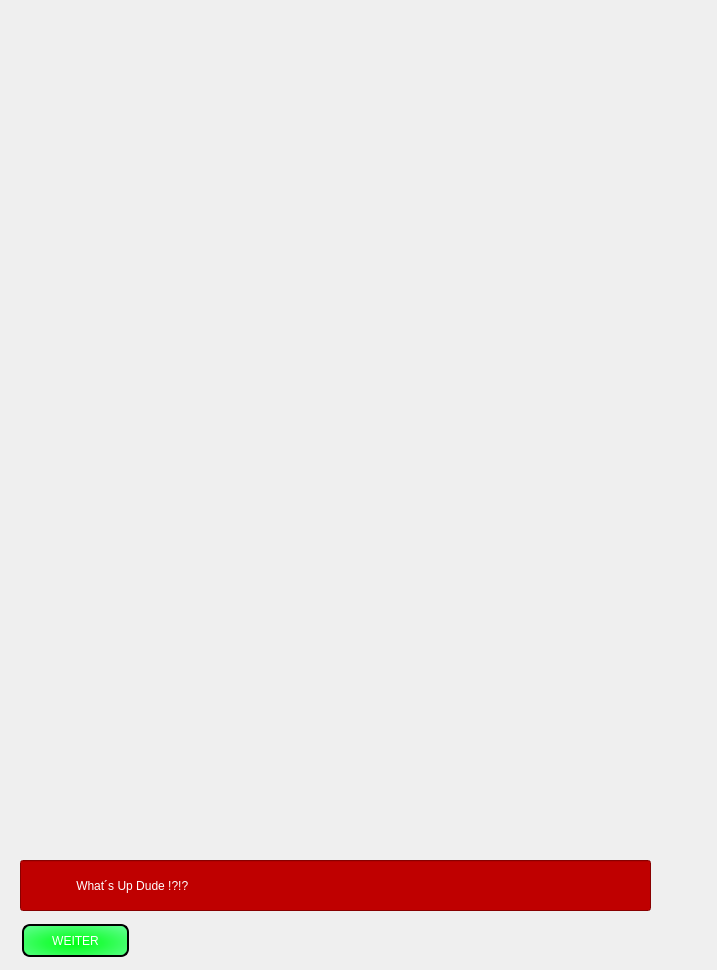
Old version of the form egg1.ui in the repository fayezbk/Person.
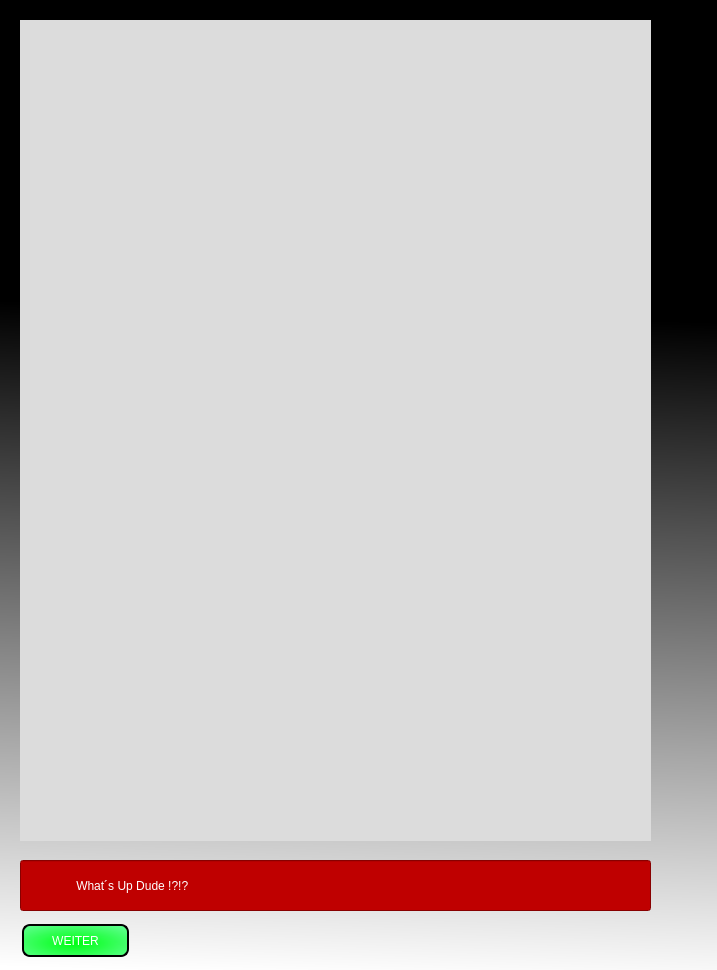
New version of the form.

Patch:
```diff
--- a/egg1.ui
+++ b/egg1.ui
@@ -14,7 +14,7 @@
    <string>Dialog</string>
   </property>
   <property name="styleSheet">
-   <string notr="true"/>
+   <string notr="true">background-color: qlineargradient(spread:pad, x1:0.147727, y1:0.313, x2:0.131, y2:1, stop:0 rgba(0, 0, 0, 255), stop:1 rgba(255, 255, 255, 255));</string>
   </property>
   <widget class="QLabel" name="label_pic1">
    <property name="geometry">
@@ -25,6 +25,9 @@
      <height>821</height>
     </rect>
    </property>
+   <property name="styleSheet">
+    <string notr="true">background-color: rgb(220, 220, 220);</string>
+   </property>
    <property name="text">
     <string/>
    </property>
```
